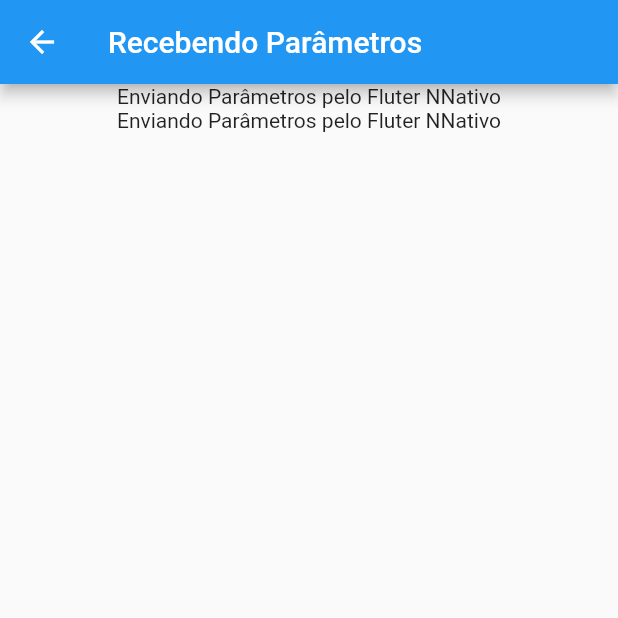
After one commit to DaviSevero1/GetX_Flutter, a Flutter app: the SendParams screen opened directly, after a tap on "Enviando Parâmetros pelo Fluter Nativo", on a phone screen of 412 x 824 dp, the top half of it. The commit adds this screen. Run offline on Flutter 3.47's test engine with Material 2 defaults, Android fonts, the phone set to English and light mode, and no system bars; our stand-ins replace get.

Commit message:
send params

```diff
--- a/get_rotas/lib/standard_navigation/off/off_home_page.dart
+++ b/get_rotas/lib/standard_navigation/off/off_home_page.dart
@@ -1,4 +1,8 @@
 import 'package:flutter/material.dart';
+import 'package:get/get.dart';
+import 'package:get/get_core/src/get_main.dart';
+
+import '../back/back_page1.dart';
 
 class OffHomePage extends StatelessWidget {
 
--- /dev/null
+++ b/get_rotas/lib/standard_navigation/send_params/send_params.dart
@@ -0,0 +1,45 @@
+import 'package:flutter/material.dart';
+import 'package:get/get.dart';
+import 'package:get_rotas/standard_navigation/send_params/send_params_page1.dart';
+import 'package:get_rotas/standard_navigation/to/page1.dart';
+
+class SendParams extends StatelessWidget {
+  const SendParams({super.key});
+
+  @override
+  Widget build(BuildContext context) {
+    final text1 = "Enviando Parâmetros pelo Fluter NNativo";
+
+    return Scaffold(
+      appBar: AppBar(
+        title: const Text('Enviar PARAMS'),
+      ),
+      body: Center(
+        child: Column(
+          children: [
+            TextButton(
+              onPressed: () {
+                Navigator.of(context).push(
+                  MaterialPageRoute(
+                    builder: (context) {
+                      return const SendParamsPage1();
+                    },
+                    settings: RouteSettings(arguments: text1),
+                  ),
+                );
+              },
+              child: const Text('Enviando Parâmetros pelo Fluter Nativo'),
+            ),
+            TextButton(
+              onPressed: () {
+                Get.to(const SendParamsPage1(),
+                    arguments: 'Parametro pelo GetX');
+              },
+              child: const Text('Passando parâmetros pelo GetX'),
+            ),
+          ],
+        ),
+      ),
+    );
+  }
+}
--- /dev/null
+++ b/get_rotas/lib/standard_navigation/send_params/send_params_page1.dart
@@ -0,0 +1,22 @@
+import 'package:flutter/material.dart';
+import 'package:get/get.dart';
+
+class SendParamsPage1 extends StatelessWidget {
+  const SendParamsPage1({super.key});
+
+  @override
+  Widget build(BuildContext context) {
+    final paramNative =
+        ModalRoute.of(context)?.settings.arguments ?? 'Parametro n enviado';
+    final paramGetX = Get.arguments ?? 'Parametro n enviado';
+
+    return Scaffold(
+      appBar: AppBar(
+        title: const Text('Recebendo Parâmetros'),
+      ),
+      body: Center(
+        child: Column(children: [Text(paramGetX), Text('$paramNative')]),
+      ),
+    );
+  }
+}
```
Also changed, not shown: get_rotas/lib/standard_navigation/await_params/await_params_gome_page.dart (added, +46 -0 lines), get_rotas/lib/standard_navigation/await_params/await_params_page1.dart (added, +35 -0 lines), get_rotas/lib/standard_navigation/offAll/off_all_home_page.dart (added, +41 -0 lines), get_rotas/lib/standard_navigation/offAll/off_all_page1.dart (added, +43 -0 lines), get_rotas/lib/standard_navigation/offAll/off_all_page2.dart (added, +45 -0 lines), get_rotas/lib/standard_navigation/offAll/off_all_page3.dart (added, +20 -0 lines), get_rotas/lib/standard_navigation/standard_navigation_home_page.dart (+22 -1 lines).
